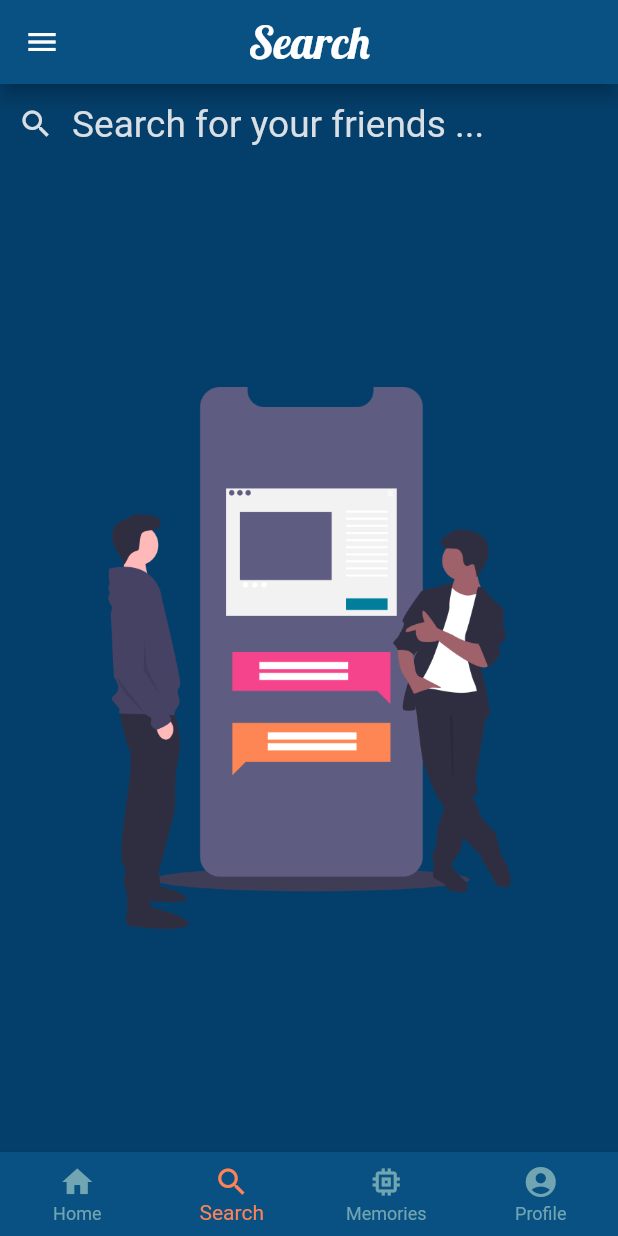
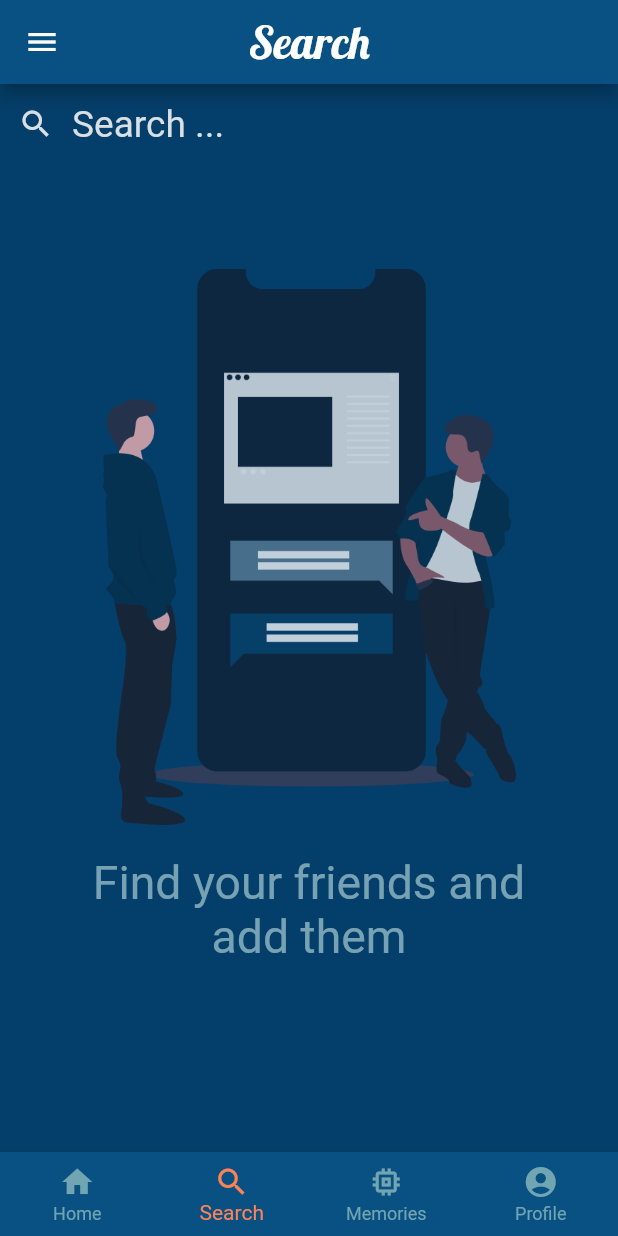
Before and after one commit to AhmadWehbe167/youplan, a Flutter app: the screen it shows once a user with an empty profile is signed in, item 2 of the bottom bar chosen, on a phone screen of 412 x 824 dp. Run offline on Flutter 3.47's test engine with Material 2 defaults, Android fonts, the phone set to English and light mode, and no system bars; our stand-ins replace cloud_firestore, cloud_functions, data_connection_checker, firebase_auth, firebase_core, flare_flutter and 4 more; missing offline and left inert: algolia, flutter_google_places, google_maps_webservice; accounts and stored records are empty.

Commit message:
changes to Search Page

```diff
--- a/lib/Algolia_Search/Search_Users_Page.dart
+++ b/lib/Algolia_Search/Search_Users_Page.dart
@@ -58,7 +58,7 @@ class _SearchUsersBarState extends State<SearchUsersBar> {
               style: new TextStyle(color: Colors.white, fontSize: width * 0.06),
               decoration: new InputDecoration(
                   border: InputBorder.none,
-                  hintText: 'Search for your friends ...',
+                  hintText: 'Search ...',
                   hintStyle: TextStyle(color: Color(0xFFD9DFE3)),
                   prefixIcon:
                       const Icon(Icons.search, color: Color(0xFFD9DFE3)))),
@@ -67,15 +67,52 @@ class _SearchUsersBarState extends State<SearchUsersBar> {
               stream: Stream.fromFuture(_operation(_searchTerm)),
               builder: (context, snapshot) {
                 if (!snapshot.hasData) {
-                  return Container(
-                    width: width * 0.8,
-                    height: height * 0.5,
-                    decoration: BoxDecoration(
-                      image: DecorationImage(
-                        image: AssetImage('images/SearchPage.png'),
-                        fit: BoxFit.contain,
+                  return ListView(
+                    children: [
+                      SizedBox(
+                        height: height * 0.085,
                       ),
-                    ),
+                      Opacity(
+                        opacity: 0.75,
+                        child: Container(
+                          width: width * 0.7,
+                          height: height * 0.45,
+                          decoration: BoxDecoration(
+                            image: DecorationImage(
+                              image: AssetImage('images/SearchPage.png'),
+                              fit: BoxFit.contain,
+                            ),
+                          ),
+                        ),
+                      ),
+                      SizedBox(
+                        height: height * 0.025,
+                      ),
+                      Opacity(
+                        child: Center(
+                          child: Text(
+                            'Find your friends and',
+                            style: TextStyle(
+                              color: Color(0xFF9CC3CC),
+                              fontSize: width * 0.075,
+                            ),
+                          ),
+                        ),
+                        opacity: 0.75,
+                      ),
+                      Opacity(
+                        child: Center(
+                          child: Text(
+                            'add them',
+                            style: TextStyle(
+                              color: Color(0xFF9CC3CC),
+                              fontSize: width * 0.075,
+                            ),
+                          ),
+                        ),
+                        opacity: 0.75,
+                      ),
+                    ],
                   );
                 } else {
                   List<AlgoliaObjectSnapshot> currSearchStuff = snapshot.data;
--- a/lib/Home_Package/PLans_Home/Plans_Home_Page.dart
+++ b/lib/Home_Package/PLans_Home/Plans_Home_Page.dart
@@ -121,8 +121,11 @@ class _PlansHomePageState extends State<PlansHomePage> {
                         child: Column(
                           mainAxisAlignment: MainAxisAlignment.center,
                           children: [
+                            SizedBox(
+                              height: height * 0.05,
+                            ),
                             Opacity(
-                              opacity: 0.85,
+                              opacity: 0.75,
                               child: Container(
                                 height: height * 0.4,
                                 width: width * 0.9,
@@ -134,18 +137,24 @@ class _PlansHomePageState extends State<PlansHomePage> {
                                 ),
                               ),
                             ),
-                            Text(
+                            Opacity(
+                              opacity: 0.75,
+                              child: Text(
                                 'No Plans Yet Create One',
                                 style: TextStyle(
                                   color: Color(0xFF9CC3CC),
                                   fontSize: width * 0.075,
                                 ),
                               ),
-                            Text(
+                            ),
+                            Opacity(
+                              opacity: 0.75,
+                              child: Text(
                                 'and Get Started',
                                 style: TextStyle(
                                   color: Color(0xFF9CC3CC),
                                   fontSize: width * 0.075,
+                                ),
                               ),
                             ),
                             SizedBox(
```
Also changed, not shown: images/SearchPage.png. Lines whose indentation alone changed are shown as unchanged.
